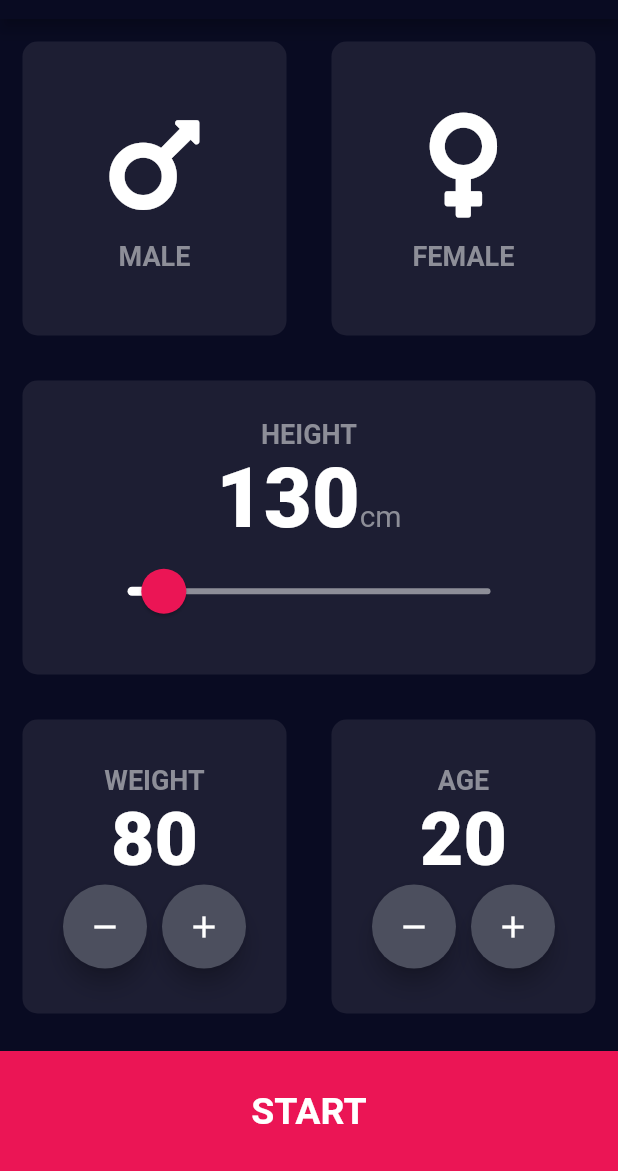
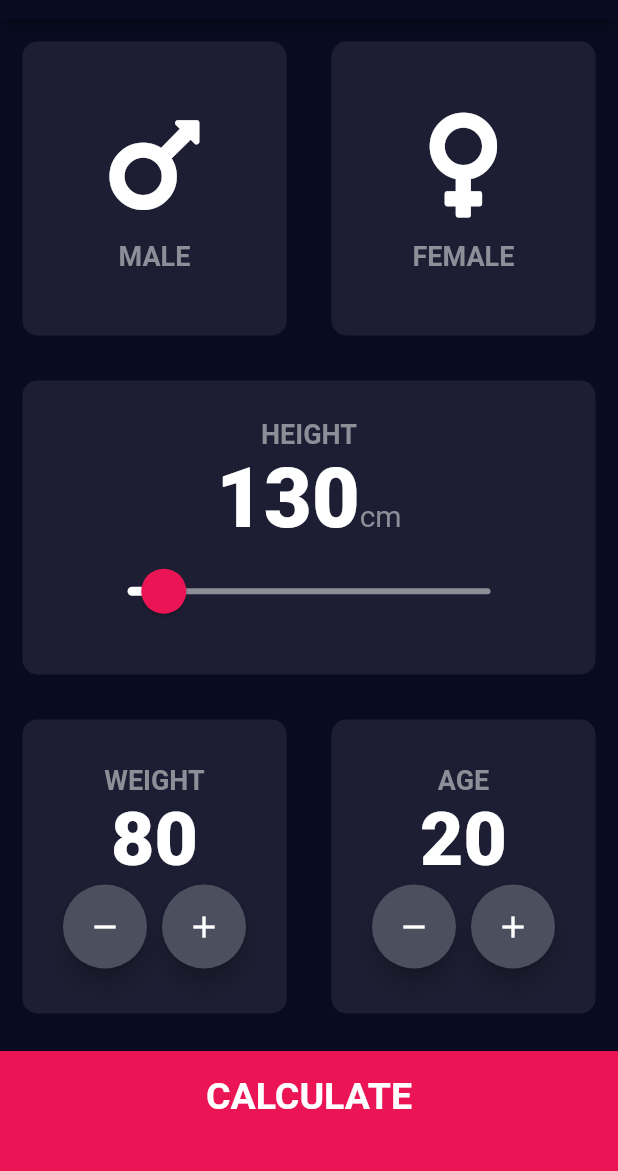
Before and after one commit to PuzzleLeaf/flutter_bmi_calc, a Flutter app: the screen it shows after launch, on a phone screen of 412 x 824 dp, the part 65-1236 px from its top. Run offline on Flutter 3.47's test engine with Material 2 defaults, Android fonts, the phone set to English and light mode, and no system bars; our stand-ins replace font_awesome_flutter.

```diff
--- a/lib/constants.dart
+++ b/lib/constants.dart
@@ -13,8 +13,12 @@ const kFemaleText = 'FEMALE';
 const kHeightText = 'HEIGHT';
 const kWeightText = 'WEIGHT';
 const kAgeText = 'AGE';
+const kCalculateText = 'CALCULATE';
 
 const kMinHeight = 120.0;
 const kMaxHeight = 220.0;
 
-enum Gender { male, female }
+const kLargeButtonTextStyle = TextStyle(
+  fontSize: 25.0,
+  fontWeight: FontWeight.bold,
+);
--- a/lib/input_page.dart
+++ b/lib/input_page.dart
@@ -4,6 +4,9 @@ import 'icon_content.dart';
 import 'reusable_card.dart';
 import 'constants.dart';
 import 'round_icon_button.dart';
+import 'result_page.dart';
+
+enum Gender { male, female }
 
 class InputPage extends StatefulWidget {
   @override
@@ -228,21 +231,27 @@ class _InputPageState extends State<InputPage> {
               ],
             ),
           ),
-          Container(
-            color: kBottomContainerCardColor,
-            margin: EdgeInsets.only(top: 10.0),
-            width: double.infinity,
-            height: kBottomContainerHeight,
-            child: SafeArea(
+          GestureDetector(
+            onTap: () {
+              Navigator.push(
+                context,
+                MaterialPageRoute(
+                  builder: (context) => ResultPage(),
+                ),
+              );
+            },
+            child: Container(
+              color: kBottomContainerCardColor,
+              margin: EdgeInsets.only(top: 10.0),
+              width: double.infinity,
+              height: kBottomContainerHeight,
+              padding: EdgeInsets.only(bottom: 20.0),
               child: Column(
                 mainAxisAlignment: MainAxisAlignment.center,
                 children: <Widget>[
                   Text(
-                    'START',
-                    style: TextStyle(
-                      fontWeight: FontWeight.bold,
-                      fontSize: 25.0,
-                    ),
+                    kCalculateText,
+                    style: kLargeButtonTextStyle,
                   )
                 ],
               ),
```
Also changed, not shown: lib/result_page.dart (added, +44 -0 lines).
